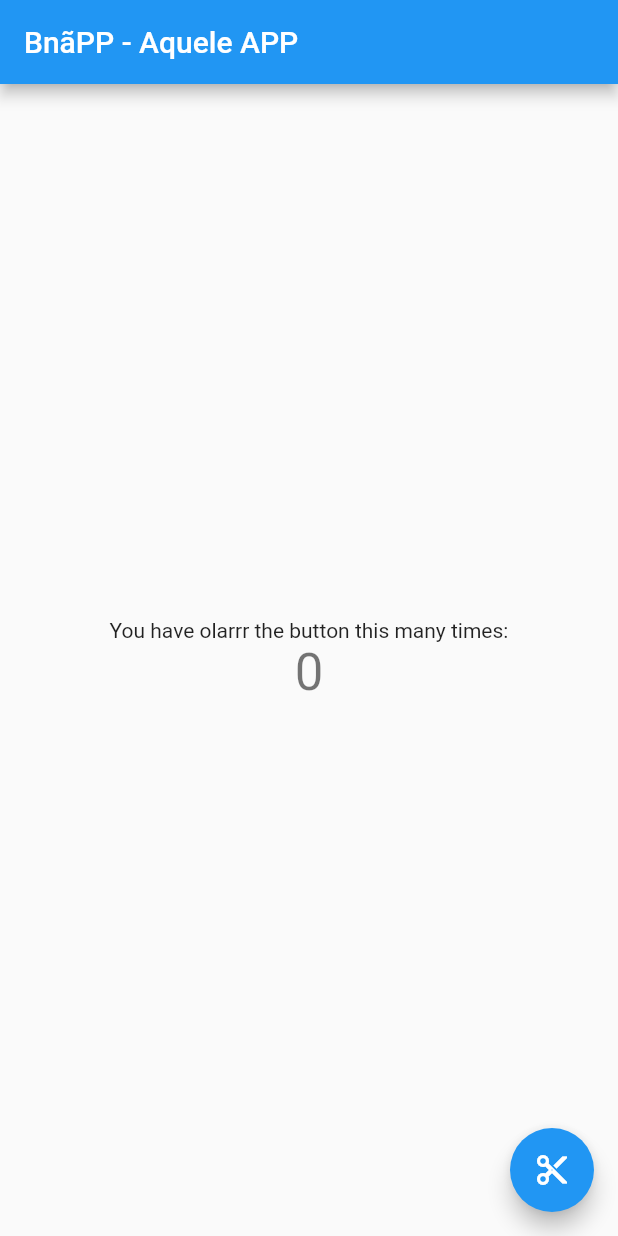
After one commit to rpossan/bnapp, a Flutter app: the screen it shows after launch, on a phone screen of 412 x 824 dp. The commit adds this screen. Run offline on Flutter 3.47's test engine with Material 2 defaults, Android fonts, the phone set to English and light mode, and no system bars.

Commit message:
MVC layer setup

```diff
--- /dev/null
+++ b/lib/pages/home_page.dart
@@ -0,0 +1,87 @@
+import 'package:flutter/material.dart';
+
+class HomePage extends StatefulWidget {
+  HomePage({Key key, this.title}) : super(key: key);
+
+  // This widget is the home page of your application. It is stateful, meaning
+  // that it has a State object (defined below) that contains fields that affect
+  // how it looks.
+
+  // This class is the configuration for the state. It holds the values (in this
+  // case the title) provided by the parent (in this case the App widget) and
+  // used by the build method of the State. Fields in a Widget subclass are
+  // always marked "final".
+
+  final String title;
+
+  @override
+  _HomePageState createState() => _HomePageState();
+}
+
+
+class _HomePageState extends State<HomePage> {
+  int _counter = 0;
+
+  void _incrementCounter() {
+    setState(() {
+      // This call to setState tells the Flutter framework that something has
+      // changed in this State, which causes it to rerun the build method below
+      // so that the display can reflect the updated values. If we changed
+      // _counter without calling setState(), then the build method would not be
+      // called again, and so nothing would appear to happen.
+      _counter++;
+    });
+  }
+
+  @override
+  Widget build(BuildContext context) {
+    // This method is rerun every time setState is called, for instance as done
+    // by the _incrementCounter method above.
+    //
+    // The Flutter framework has been optimized to make rerunning build methods
+    // fast, so that you can just rebuild anything that needs updating rather
+    // than having to individually change instances of widgets.
+    return Scaffold(
+      appBar: AppBar(
+        // Here we take the value from the HomePage object that was created by
+        // the App.build method, and use it to set our appbar title.
+        title: Text(widget.title),
+      ),
+      body: Center(
+        // Center is a layout widget. It takes a single child and positions it
+        // in the middle of the parent.
+        child: Column(
+          // Column is also layout widget. It takes a list of children and
+          // arranges them vertically. By default, it sizes itself to fit its
+          // children horizontally, and tries to be as tall as its parent.
+          //
+          // Invoke "debug painting" (press "p" in the console, choose the
+          // "Toggle Debug Paint" action from the Flutter Inspector in Android
+          // Studio, or the "Toggle Debug Paint" command in Visual Studio Code)
+          // to see the wireframe for each widget.
+          //
+          // Column has various properties to control how it sizes itself and
+          // how it positions its children. Here we use mainAxisAlignment to
+          // center the children vertically; the main axis here is the vertical
+          // axis because Columns are vertical (the cross axis would be
+          // horizontal).
+          mainAxisAlignment: MainAxisAlignment.center,
+          children: <Widget>[
+            Text(
+              'You have olarrr the button this many times:',
+            ),
+            Text(
+              '$_counter',
+              style: Theme.of(context).textTheme.display1,
+            ),
+          ],
+        ),
+      ),
+      floatingActionButton: FloatingActionButton(
+        onPressed: _incrementCounter,
+        tooltip: 'Increment',
+        child: Icon(Icons.content_cut),
+      ), // This trailing comma makes auto-formatting nicer for build methods.
+    );
+  }
+}
--- /dev/null
+++ b/lib/pages/login.dart
@@ -0,0 +1 @@
+//import 'package:google_sign_in/google_sign_in.dart';
--- a/pubspec.yaml
+++ b/pubspec.yaml
@@ -15,6 +15,8 @@ environment:
 dependencies:
   flutter:
     sdk: flutter
+  flutter_calendar_carousel: "^1.3.15+3"
+  google_sign_in: ^4.0.1+1
 
   # The following adds the Cupertino Icons font to your application.
   # Use with the CupertinoIcons class for iOS style icons.
```
Also changed, not shown: lib/main.dart (+10 -87 lines), 2 other files.
